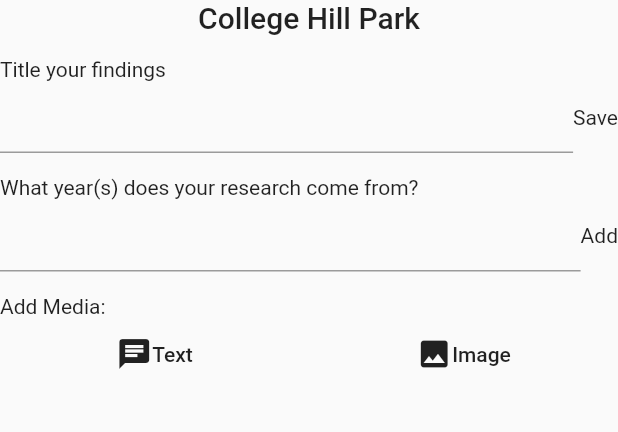
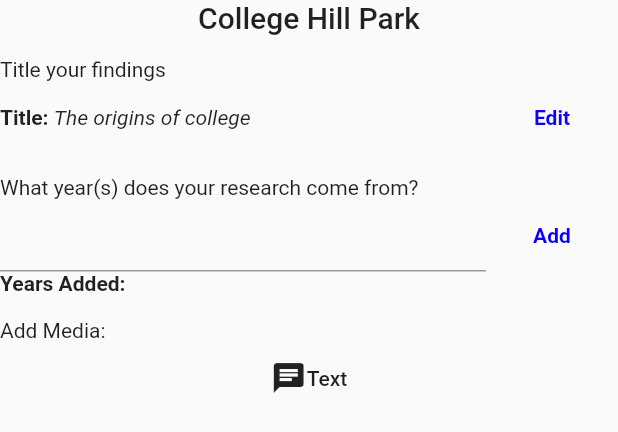
Before and after one commit to 19smitgr/Off-The-Map, a Flutter app: the TitleYearInputScreen widget shown alone on an empty page, opened directly, on a phone screen of 412 x 824 dp. Shown: the top 432 px of the screen. Run offline on Flutter 3.47's test engine with Material 2 defaults, Android fonts, the phone set to English and light mode, and no system bars; our stand-ins replace carousel_slider, flutter_map, latlong; missing offline and left inert: zefyr; statements that could not run were skipped.

Commit message:
implement text editor

```diff
--- a/lib/partials/media_upload_button.dart
+++ b/lib/partials/media_upload_button.dart
@@ -1,4 +1,5 @@
 import 'package:flutter/material.dart';
+import 'package:off_the_map/partials/text_editor.dart';
 
 import '../constants.dart';
 
@@ -19,7 +20,7 @@ class _MediaUploadButtonState extends State<MediaUploadButton> {
   Widget build(BuildContext context) {
     return FlatButton(
       onPressed: () {
-        print('working');
+        Navigator.push(context, MaterialPageRoute(builder: (context) => TextEditor()));
       },
       child: Column(
         children: <Widget>[
--- a/lib/partials/title_year_input_screen.dart
+++ b/lib/partials/title_year_input_screen.dart
@@ -9,6 +9,13 @@ class TitleYearInputScreen extends StatefulWidget {
 }
 
 class _TitleYearInputScreenState extends State<TitleYearInputScreen> {
+  TextEditingController researchYearsController = new TextEditingController();
+  List<String> researchYears = [];
+
+  TextEditingController titleController = new TextEditingController();
+  String title = 'The origins of college ';
+  bool editingTitle = false;
+
   @override
   Widget build(BuildContext context) {
     return Column(
@@ -19,26 +26,89 @@ class _TitleYearInputScreenState extends State<TitleYearInputScreen> {
           child: ListView(
             children: <Widget>[
               Text('Title your findings'),
-              Row(
-                children: <Widget>[
-                  Flexible(child: TextField()),
-                  Text('Save'),
-                ],
-              ),
+              if (editingTitle)
+                Row(
+                  children: <Widget>[
+                    Flexible(
+                      child: TextField(
+                        controller: titleController,
+                      ),
+                    ),
+                    FlatButton(
+                      child: Text('Save', style: kAssignmentOptionStyle),
+                      onPressed: () {
+                        title = titleController.text;
+
+                        if (title.length > 0) {
+                          editingTitle = false;
+                          setState(() {});
+                        }
+                      },
+                    ),
+                  ],
+                ),
+              if (!editingTitle)
+                Row(
+                  children: <Widget>[
+                    Text('Title: ',
+                        style: TextStyle(fontWeight: FontWeight.bold)),
+                    Expanded(
+                        child: Text(title,
+                            style: TextStyle(fontStyle: FontStyle.italic))),
+                    FlatButton(
+                      child: Text('Edit', style: kAssignmentOptionStyle),
+                      onPressed: () {
+                        editingTitle = true;
+                        titleController.text = title;
+                        setState(() {});
+                      },
+                    ),
+                  ],
+                ),
               SizedBox(height: 15.0),
               Text('What year(s) does your research come from?'),
               Row(
                 children: <Widget>[
-                  Flexible(child: TextField()),
-                  Text('Add'),
+                  Flexible(
+                    child: TextField(
+                      controller: researchYearsController,
+                    ),
+                  ),
+                  FlatButton(
+                    child: Text('Add', style: kAssignmentOptionStyle),
+                    onPressed: () {
+                      String year = researchYearsController.text;
+
+                      if (year.length > 0) {
+                        researchYears.add(year);
+                        researchYearsController.text = '';
+                        setState(() {});
+                      }
+                    },
+                  ),
                 ],
               ),
+              Wrap(children: [
+                Text(
+                  'Years Added: ',
+                  style: TextStyle(fontWeight: FontWeight.bold),
+                ),
+                Text(researchYears.join(', '))
+              ]),
               SizedBox(height: 15.0),
               Text('Add Media:'),
               Row(
                 children: <Widget>[
-                  Expanded(child: Center(child: MediaUploadButton(Icons.chat, 'Text'))),
-                  Expanded(child: Center(child: MediaUploadButton(Icons.image, 'Image'))),
+                  Expanded(
+                    child: Center(
+                      child: MediaUploadButton(Icons.chat, 'Text'),
+                    ),
+                  ),
+                  // Expanded(
+                  //   child: Center(
+                  //     child: MediaUploadButton(Icons.image, 'Image'),
+                  //   ),
+                  // ),
                 ],
               ),
             ],
--- a/pubspec.yaml
+++ b/pubspec.yaml
@@ -15,6 +15,7 @@ dependencies:
   http: any
   carousel_slider: ^1.3.0
   provider: ^3.0.0+1
+  zefyr: ^0.5.0
 
 dev_dependencies:
   flutter_test:
```
Also changed, not shown: lib/partials/text_editor.dart (added, +69 -0 lines), pubspec.lock, 1 other file.
